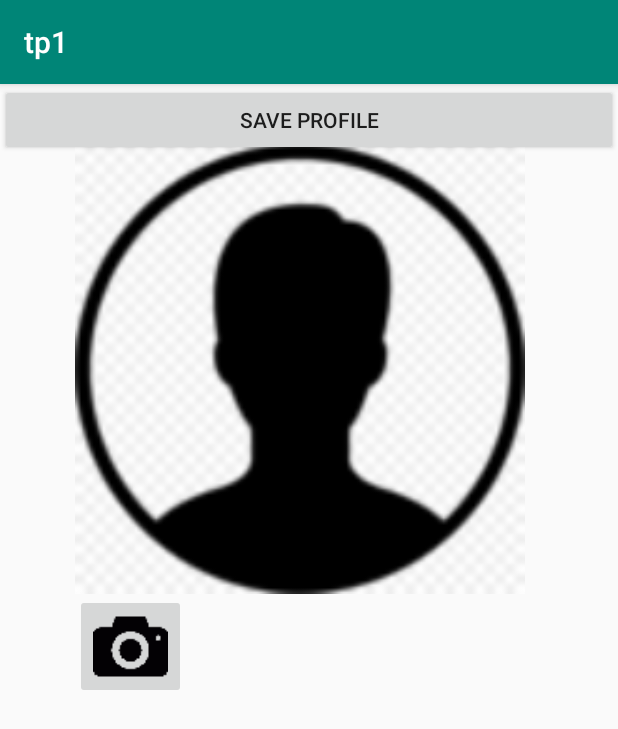
After one commit to francoisauxietre/mmmtp1, an Android app: the PhotoActivity screen opened directly, with no data from a screen before it, on a phone screen of 412 x 824 dp. The commit adds this screen. Shown: the top 729 px of the screen. Run offline under Robolectric (Android 15) with nearby library versions, the phone set to English and light mode, and no system bars.

Commit message:
Add camera Acvtivity

```diff
--- a/tp1/app/src/main/AndroidManifest.xml
+++ b/tp1/app/src/main/AndroidManifest.xml
@@ -9,7 +9,8 @@
         android:roundIcon="@mipmap/ic_launcher_round"
         android:supportsRtl="true"
         android:theme="@style/AppTheme">
-        <activity android:name=".InformationActivity"></activity>
+        <activity android:name=".PhotoActivity"></activity>
+        <activity android:name=".InformationActivity" />
         <activity android:name=".PhoneActivity" />
         <activity
             android:name=".GameActivity"
--- /dev/null
+++ b/tp1/app/src/main/java/com/tp1/PhotoActivity.java
@@ -0,0 +1,16 @@
+package com.tp1;
+
+import androidx.appcompat.app.AppCompatActivity;
+
+import android.os.Bundle;
+
+public class PhotoActivity extends AppCompatActivity {
+
+    @Override
+    protected void onCreate(Bundle savedInstanceState) {
+        super.onCreate(savedInstanceState);
+        setContentView(R.layout.activity_photo);
+    }
+
+
+}
--- a/tp1/app/src/main/res/layout/activity_information.xml
+++ b/tp1/app/src/main/res/layout/activity_information.xml
@@ -14,21 +14,16 @@
         tools:layout_editor_absoluteX="178dp"
         tools:layout_editor_absoluteY="272dp">
 
-        <ImageView
-            android:id="@+id/image_information"
-            android:layout_width="100dp"
-            android:layout_height="100dp" />
-
         <TextView
-                android:id="@+id/department_information_text"
+            android:id="@+id/last_name_information_text"
             android:layout_width="wrap_content"
             android:layout_height="wrap_content"
             android:fontFamily="sans-serif-black"
-                android:textColor="@color/colorAccent"
+            android:textColor="@color/colorPrimary"
             android:textSize="30sp" />
 
         <TextView
-                android:id="@+id/phone_number_information_text"
+            android:id="@+id/first_name_information_text"
             android:layout_width="wrap_content"
             android:layout_height="wrap_content"
             android:fontFamily="sans-serif-black"
@@ -44,7 +39,7 @@
             android:textSize="30sp" />
 
         <TextView
-                android:id="@+id/first_name_information_text"
+            android:id="@+id/phone_number_information_text"
             android:layout_width="wrap_content"
             android:layout_height="wrap_content"
             android:fontFamily="sans-serif-black"
@@ -52,12 +47,18 @@
             android:textSize="30sp" />
 
         <TextView
-                android:id="@+id/last_name_information_text"
+            android:id="@+id/department_information_text"
             android:layout_width="wrap_content"
             android:layout_height="wrap_content"
             android:fontFamily="sans-serif-black"
-                android:textColor="@color/colorPrimary"
+            android:textColor="@color/colorAccent"
             android:textSize="30sp" />
+
+        <ImageView
+            android:id="@+id/image_information"
+            android:layout_width="100dp"
+            android:layout_height="100dp" />
+
     </LinearLayout>
 
 
--- /dev/null
+++ b/tp1/app/src/main/res/layout/activity_photo.xml
@@ -0,0 +1,57 @@
+<?xml version="1.0" encoding="utf-8"?>
+<androidx.constraintlayout.widget.ConstraintLayout xmlns:android="http://schemas.android.com/apk/res/android"
+    xmlns:app="http://schemas.android.com/apk/res-auto"
+    xmlns:tools="http://schemas.android.com/tools"
+    android:layout_width="match_parent"
+    android:layout_height="match_parent"
+    tools:context=".PhotoActivity">
+
+    <LinearLayout
+        android:layout_width="00dp"
+        android:layout_height="00dp"
+
+        android:orientation="vertical"
+        app:layout_constraintBottom_toBottomOf="parent"
+        app:layout_constraintEnd_toEndOf="parent"
+        app:layout_constraintHorizontal_bias="1.0"
+        app:layout_constraintStart_toStartOf="parent"
+        app:layout_constraintTop_toTopOf="parent">
+
+        <LinearLayout
+            android:layout_width="300dp"
+            android:layout_height="400dp"
+            android:layout_marginTop="40dp"
+            android:layout_marginLeft="50dp"
+            android:orientation="vertical">
+
+
+
+            <ImageView
+                android:id="@+id/imageView_profile"
+                android:layout_width="300dp"
+                android:layout_height="300dp"
+                app:srcCompat="@drawable/icone_profile"
+                tools:layout_editor_absoluteX="200dp"
+                tools:layout_editor_absoluteY="200dp" />
+
+            <ImageButton
+                android:id="@+id/imageButton_save_profile"
+                android:layout_width="wrap_content"
+                android:layout_height="wrap_content"
+                app:srcCompat="@drawable/camera" />
+
+        </LinearLayout>
+
+        <LinearLayout
+            android:layout_width="match_parent"
+            android:layout_height="match_parent"
+            android:orientation="vertical"></LinearLayout>
+    </LinearLayout>
+
+    <Button
+        android:id="@+id/button_save_profile"
+        android:layout_width="match_parent"
+        android:layout_height="wrap_content"
+        android:text="@string/button_save_profile"
+        tools:layout_editor_absoluteY="500dp" />
+</androidx.constraintlayout.widget.ConstraintLayout>
--- a/tp1/app/src/main/res/values/strings.xml
+++ b/tp1/app/src/main/res/values/strings.xml
@@ -33,6 +33,7 @@
     <string name="numero9">9</string>
     <string name="delete">delete</string>
     <string name="save">save</string>
+    <string name="button_save_profile">save profile</string>
 
 
 </resources>
```
Also changed, not shown: tp1/app/src/main/res/drawable-v24/camera.png (added), tp1/app/src/main/res/drawable-v24/icone_profile.png (added), 2 other files. Lines whose indentation alone changed are shown as unchanged.
